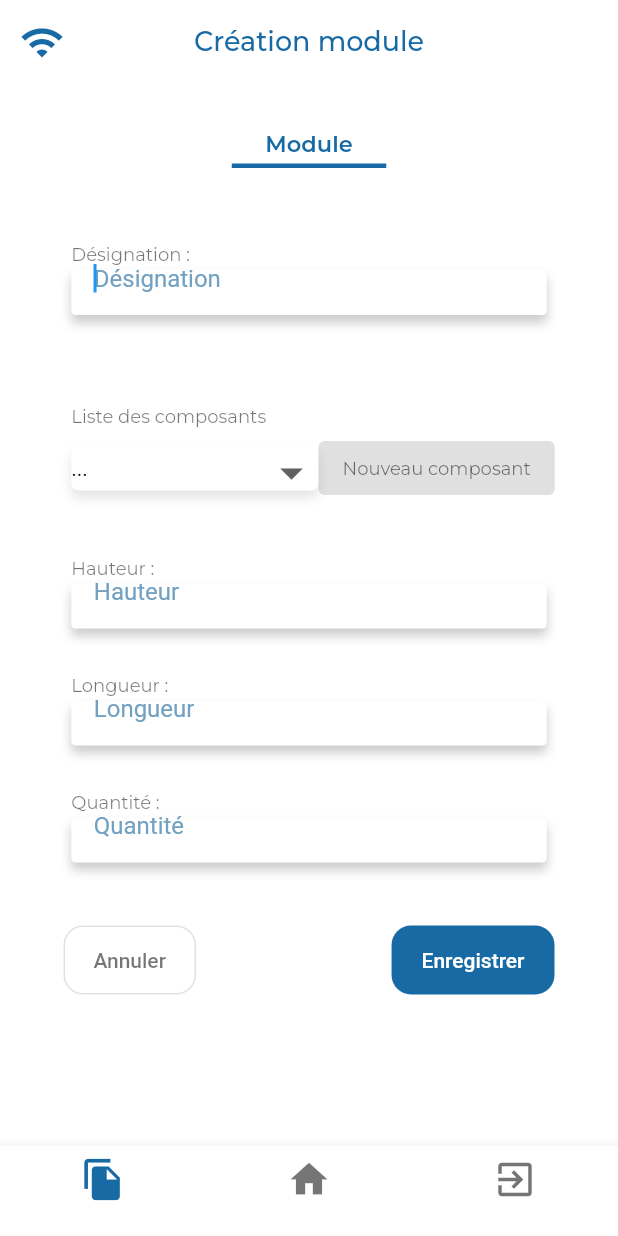
After one commit to BreizhTek/madera_alpha, a Flutter app: the BureauModule screen opened by its route, on a phone screen of 412 x 824 dp. The commit adds this screen. Run offline on Flutter 3.47's test engine with Material 2 defaults, Android fonts, the phone set to English and light mode, and no system bars; our stand-ins replace google_fonts, sqflite; missing offline and left inert: dart_strapi; accounts and stored records are empty.

Commit message:
Accueil du bureau d'étude et ajout de module

```diff
--- a/lib/routes.dart
+++ b/lib/routes.dart
@@ -1,4 +1,6 @@
 import 'package:flutter/widgets.dart';
+import 'package:madera_prototype/src/views/ui/bureau_home.dart';
+import 'package:madera_prototype/src/views/ui/bureau_module.dart';
 import 'package:madera_prototype/src/views/ui/client_list.dart';
 import 'package:madera_prototype/src/views/ui/commercial_customer.dart';
 import 'package:madera_prototype/src/views/ui/commercial_step_1.dart';
@@ -24,6 +26,10 @@ final Map<String, WidgetBuilder> routes = <String, WidgetBuilder>{
   "/modules_list": (BuildContext context) => ModulesList(),
   "/commercial_customer": (BuildContext context) => CommercialCustomer(),
 
+  // Bureau d'étude
+  "/bureau": (BuildContext context) => Bureau(),
+  "/bureau_module": (BuildContext context) => BureauModule(),
+
 
   "/commercial/ranges": (BuildContext context) => Ranges(),
 };
--- /dev/null
+++ b/lib/src/views/ui/bureau_module.dart
@@ -0,0 +1,334 @@
+
+import 'package:flutter/material.dart';
+import 'package:google_fonts/google_fonts.dart';
+import 'package:madera_prototype/src/views/components/reusable_widgets.dart';
+import 'package:madera_prototype/src/views/utils/style.dart';
+import 'package:madera_prototype/src/buisness_logic/utils/configuration.dart';
+
+class BureauModule extends StatefulWidget {
+  @override
+  State<StatefulWidget> createState() => _BureauModuleState();
+}
+
+class _BureauModuleState extends State<BureauModule> {
+  String _title = "Création module";
+  final _formKey = GlobalKey<FormState>();
+  String _designation, _hauteur, _longueur, _quantite;
+  String dropdownValueComposants = "...";
+  List listComposant = ["...", "Composant1", "Composant2", "Composant3", "Composant4"];
+  @override
+  void initState() {
+    super.initState();
+  }
+
+  void _submit() {
+    final form = _formKey.currentState;
+    //if (form.validate()) {
+      this.insert();
+    //}
+  }
+
+  void insert() async {
+    print(_designation);
+    print(dropdownValueComposants);
+    print(_hauteur);
+    print(_longueur);
+    print(_quantite);
+  }
+  @override
+  Widget build(BuildContext context) {
+    isLargeScreen = appSetting.getDeviceSize(context);
+    return Scaffold(
+        resizeToAvoidBottomPadding: false,
+        backgroundColor: Colors.white,
+        appBar: reusableWidgets.header(_title),
+        bottomNavigationBar: reusableWidgets.bottomBar(),
+        body: Form(
+          child: Center(
+            child: Column(
+              children: [
+                if(isLargeScreen) dividerBlock(50),
+                // divider(4, 4),
+                title("Module"),
+                divider(1.1, 4),
+                Container(
+                  width: isLargeScreen
+                      ? MediaQuery.of(context).size.width / 1
+                      : MediaQuery.of(context).size.width / 0.8,
+                  child: Column(
+                    children: [
+                      if(isLargeScreen) dividerBlock(100),
+                      Column(
+                          mainAxisSize: MainAxisSize.max,
+                          mainAxisAlignment: MainAxisAlignment.spaceEvenly,
+                          children: [
+                            textField(
+                                "Désignation",
+                                "Vous devez renseigner une désignation",
+                                "Désignation :"),
+                            listShow("Liste des composants", "Nouveau composant", ""),
+                            textField(
+                                "Hauteur",
+                                "Vous devez renseigner une hauteur",
+                                "Hauteur :"),
+                            textField(
+                                "Longueur",
+                                "Vous devez renseigner une longueur",
+                                "Longueur :"),
+                            textField(
+                                "Quantité",
+                                "Vous devez renseigner une quantité",
+                                "Quantité :"),
+                            Column(children: [
+                              Container(
+                                margin: EdgeInsets.only(top: 30.0, bottom: 3.0),
+                              )
+                            ]),
+                            if(isLargeScreen) dividerBlock(50),
+                            buttons("Annuler", "Enregistrer"),
+                          ]),
+                    ],
+                  ),
+                ),
+              ],
+            ),
+          ),
+        ));
+  }
+
+  Column textField(String hintText, String textEmptyMessage, String libel) {
+    return Column(children: [
+      Container(
+          margin: EdgeInsets.only(top: 30.0, bottom: 3.0),
+          alignment: Alignment.centerLeft,
+          width: isLargeScreen
+              ? MediaQuery.of(context).size.width / 1.5
+              : MediaQuery.of(context).size.width / 1.3,
+          child: simpleText(libel, false)),
+      Container(
+        height: isLargeScreen ? 60 : 30,
+        margin: new EdgeInsets.symmetric(vertical: 0.0),
+        width: isLargeScreen
+            ? MediaQuery.of(context).size.width / 1.5
+            : MediaQuery.of(context).size.width / 1.3,
+        child: TextFormField(
+          autofocus: true,
+          enableSuggestions: true,
+          autocorrect: false,
+          decoration: InputDecoration(
+            // border: OutlineInputBorder(),
+            hintText: hintText,
+            hintStyle: TextStyle(color: Color(0xFF73A1C2)),
+            border: InputBorder.none,
+            contentPadding: EdgeInsets.all(15.0),
+          ),
+          onChanged: (value) {
+            if (hintText == "Désignation") {
+              this._designation = value;
+            } else if (hintText == "Hauteur") {
+              this._hauteur = value;
+            } else if (hintText == "Longueur") {
+              this._longueur = value;
+            } else if (hintText == "Quantité") {
+              this._quantite = value;
+            }
+          },
+          validator: (value) {
+            if (value.isEmpty) {
+              return textEmptyMessage;
+            }
+            return null;
+          },
+        ),
+
+        decoration: BoxDecoration(
+          color: Colors.white,
+          borderRadius: BorderRadius.only(
+              topLeft: Radius.circular(3),
+              topRight: Radius.circular(3),
+              bottomLeft: Radius.circular(3),
+              bottomRight: Radius.circular(3)),
+          boxShadow: [
+            BoxShadow(
+                color: Colors.black.withOpacity(0.2),
+                blurRadius: 5,
+                offset: Offset(0.0, 5)),
+          ],
+        ),
+      ),
+    ]);
+  }
+
+  Container divider(double size_large, double size_small) {
+    return Container(
+      margin: isLargeScreen ? EdgeInsets.only( bottom: 40.0, ) : EdgeInsets.only( bottom: 20.0, ),
+      width: isLargeScreen
+          ? MediaQuery.of(context).size.width / size_large
+          : MediaQuery.of(context).size.width / size_small,
+      decoration: const BoxDecoration(
+        border: Border( bottom: BorderSide(width: 3.0, color: mainBlue),
+        ),
+      ),
+    );
+  }
+
+  Container subTitle(String text) {
+    return Container(
+      margin: isLargeScreen
+          ? EdgeInsets.only(top: 30.0, bottom: 0.0, left: 20)
+          : EdgeInsets.only(top: 10.0, bottom: 5.0),
+      alignment: isLargeScreen ? Alignment.center : Alignment.center,
+      child: Text(text,
+          textAlign: TextAlign.center,
+          style: GoogleFonts.montserrat(
+            fontSize: isLargeScreen ? 24 : 12,
+            fontWeight: FontWeight.w400,
+            color: mainBlue,
+          )),
+    );
+  }
+
+  Center listShow(String listName, String buttonName, String routeName) {
+    return Center(
+      child: Row(mainAxisAlignment: MainAxisAlignment.center, children: [
+        Container(
+            margin: EdgeInsets.only(top: 30.0, bottom: 5.0),
+            width: isLargeScreen
+                ? MediaQuery.of(context).size.width / 1.5
+                : MediaQuery.of(context).size.width / 1.3,
+            child: Column(
+              mainAxisAlignment: MainAxisAlignment.spaceBetween,
+              children: [
+                Container(
+                    margin: EdgeInsets.only(top: 30.0, bottom: 3.0),
+                    alignment: Alignment.centerLeft,
+                    width: isLargeScreen
+                        ? MediaQuery.of(context).size.width / 1.5
+                        : MediaQuery.of(context).size.width / 1.3,
+                    child: simpleText(listName, false)),
+                Row(
+                  children: [
+                    Container(
+                      height: isLargeScreen ? 60 : 30,
+                      margin: new EdgeInsets.symmetric(vertical: 0.0),
+                      width: isLargeScreen
+                          ? MediaQuery.of(context).size.width / 1.5
+                          : MediaQuery.of(context).size.width / 2.5,
+                      decoration: BoxDecoration(
+                        color: Colors.white,
+                        borderRadius: BorderRadius.only(
+                            topLeft: Radius.circular(5),
+                            topRight: Radius.circular(5),
+                            bottomLeft: Radius.circular(5),
+                            bottomRight: Radius.circular(5)),
+                        boxShadow: [
+                          BoxShadow(
+                              color: Colors.black.withOpacity(0.1),
+                              blurRadius: 5,
+                              offset: Offset(0.0, 5)),
+                        ],
+                      ),
+                      child: DropdownButton(
+                        hint: Text('Sélectionnez un composant'),
+                        value: dropdownValueComposants,
+                        onChanged: (newValueStatus){
+                          setState(() {
+                            dropdownValueComposants = newValueStatus;
+                          });
+                        },
+                        icon: Icon(Icons.arrow_drop_down),
+                        iconSize: 36,
+                        isExpanded: true,
+                        dropdownColor: Colors.white,
+                        underline: SizedBox(),
+                        style: TextStyle(
+                          color: Colors.black,
+                        ),
+                        items: listComposant.map((valueItemClient) {
+                          return DropdownMenuItem(
+                            value: valueItemClient,
+                            child: Text(valueItemClient),
+                          );
+                        }).toList(),
+                      ),
+                    ),
+                    ButtonTheme(
+                      child :ElevatedButton(
+                          style: ElevatedButton.styleFrom(primary: mainBlue),
+                          onPressed: null,
+                          child: FittedBox(
+                            fit: BoxFit.fitWidth,
+                            child: simpleText(buttonName, false),
+                          )),
+                    ),
+                  ],
+                )
+              ],
+            )),
+      ]),
+    );
+  }
+
+  Container buttons(String buttonText1, buttonText2) {
+    return Container(
+        width: isLargeScreen
+            ? MediaQuery.of(context).size.width / 1.4
+            : MediaQuery.of(context).size.width / 1.2,
+        child: ButtonBar(
+          alignment: MainAxisAlignment.spaceBetween,
+          children: <Widget>[
+            OutlineButton(
+                color: Colors.black54,
+                textColor: Colors.black54,
+                disabledTextColor: Colors.black,
+                padding: isLargeScreen ? EdgeInsets.only(top: 20.0 , bottom: 20, right: 50, left: 50) : EdgeInsets.only(top: 15.0 , bottom: 15, right: 20, left: 20),
+                child: Text(buttonText1),
+                onPressed: () {
+                  Navigator.pushNamed(context, "/commercial");
+                },
+                shape: new RoundedRectangleBorder(borderRadius: new BorderRadius.circular(13.0))
+            ),
+            FlatButton(
+              color: mainBlue,
+              textColor: Colors.white,
+              disabledColor: Colors.grey,
+              disabledTextColor: Colors.black,
+              padding: isLargeScreen ? EdgeInsets.only(top: 20.0 , bottom: 20, right: 50, left: 50) : EdgeInsets.only(top: 15.0 , bottom: 15, right: 20, left: 20),
+              child: Text(buttonText2),
+              shape: new RoundedRectangleBorder(borderRadius: new BorderRadius.circular(13.0)),
+              onPressed: _submit,
+            ),
+          ],
+        ));
+  }
+
+  Container title(String text) {
+    return Container(
+      margin: EdgeInsets.only(top: 30.0, bottom: 5.0),
+      child: Text(text,
+          textAlign: TextAlign.center,
+          style: GoogleFonts.montserrat(
+            fontSize: isLargeScreen ? 24 : 15,
+            fontWeight: FontWeight.w600,
+            color: mainBlue,
+          )),
+    );
+  }
+
+  Text simpleText(String text, bool bold) {
+    return Text(text,
+        textAlign: TextAlign.center,
+        style: GoogleFonts.montserrat(
+          fontSize: isLargeScreen ? 15 : 12,
+          color: bold ? mainBlue : Colors.black54,
+          fontWeight: bold ? FontWeight.w600 : FontWeight.w400,
+        ));
+  }
+
+  Container dividerBlock(double value){
+    return Container(
+      height: value,
+    );
+  }
+
+}
```
Also changed, not shown: lib/src/views/ui/bureau_home.dart (added, +194 -0 lines).
